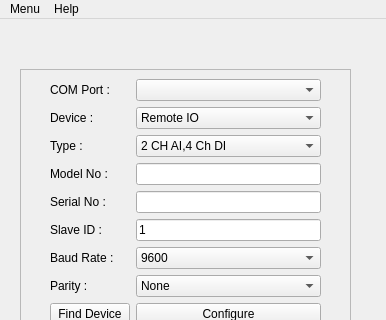
Old version of the form app/ui/mainwindow.ui in the repository unipolar-soft/device-config; both pictures show x 0 to 386 and y 0 to 320 of the 386 by 608 pixel window.
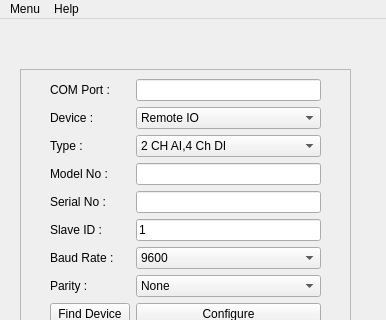
New version of the form.

Diff of the .ui file:
```diff
--- a/app/ui/mainwindow.ui
+++ b/app/ui/mainwindow.ui
@@ -242,7 +242,11 @@
          </widget>
         </item>
         <item row="0" column="1">
-         <widget class="QComboBox" name="comPortInput"/>
+         <widget class="QLineEdit" name="comportinput">
+          <property name="readOnly">
+           <bool>true</bool>
+          </property>
+         </widget>
         </item>
        </layout>
       </item>
```
Left out of the diff: 6 changed lines with no effect on the pictures.
